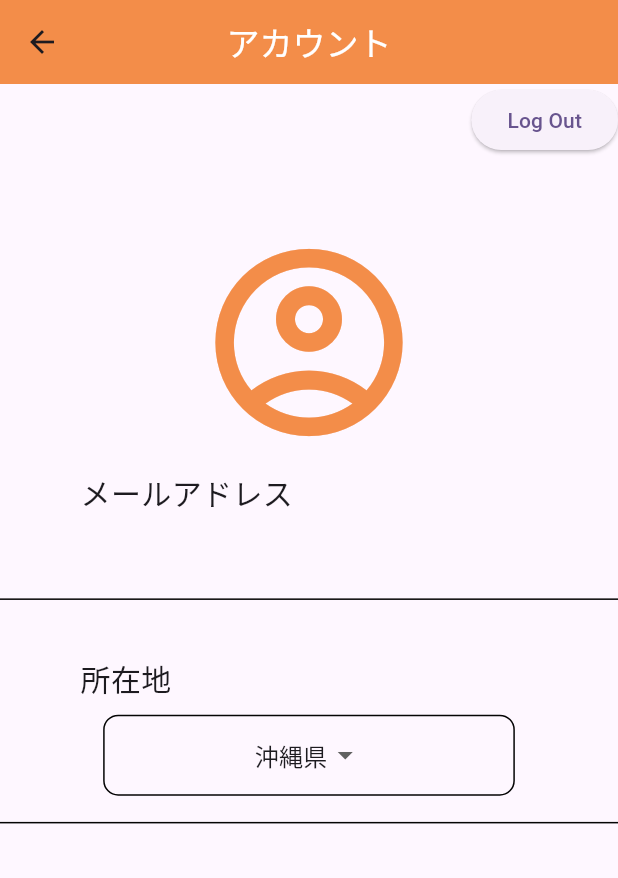
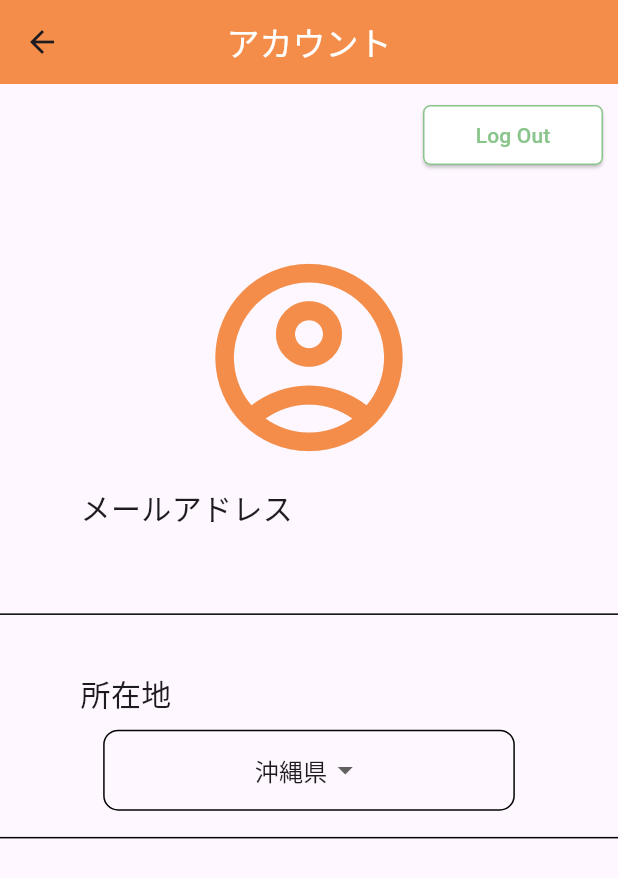
Before and after one commit to raisu3141/home_escape, a Flutter app: the AccountPage screen opened directly, on a phone screen of 412 x 824 dp. Shown: the top 878 px of the screen. Run offline on Flutter 3.47's test engine with Material 3 defaults, Android fonts, the phone set to English and light mode, and no system bars; our stand-ins replace cloud_firestore, firebase_auth, firebase_core, firebase_messaging, flutter_hooks, flutter_riverpod; accounts and stored records are empty; Roboto replaces fonts that are missing (dotGothic16).

Commit message:
logoutボタンUI整理

```diff
--- a/lib/pages/account_pag.dart
+++ b/lib/pages/account_pag.dart
@@ -92,6 +92,7 @@ class _AccountPageState extends State<AccountPage> {
         child: Center(
           child: Column(
             children: [
+              SizedBox(height: 10),
               Row(
                 children: [
                   Spacer(),
@@ -106,7 +107,18 @@ class _AccountPageState extends State<AccountPage> {
                       );
                     },
                     child: Text('Log Out'),
+                    style: ElevatedButton.styleFrom(
+                        fixedSize: Size(120, 30),
+                        backgroundColor: Colors.white,
+                        foregroundColor: Color(Constant.accentColor),
+                        side: BorderSide(
+                          color: Color(Constant.accentColor), // ボーダーの色
+                          width: 1.0, // ボーダーの太さ
                         ),
+                        shape: RoundedRectangleBorder(
+                            borderRadius: BorderRadius.circular(5))),
+                  ),
+                  SizedBox(width: 10),
                 ],
               ),
               SizedBox(height: Constant.deviceHeight * 0.06),
```
Lines whose indentation alone changed are shown as unchanged.
